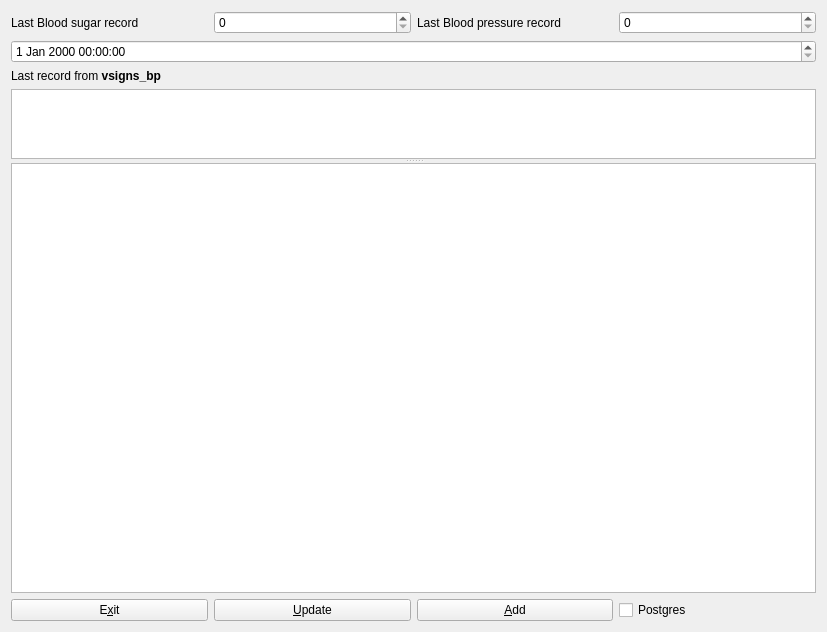
The window that notes.ui (lbase/bpvitals) describes before a commit, drawn with Qt 5.
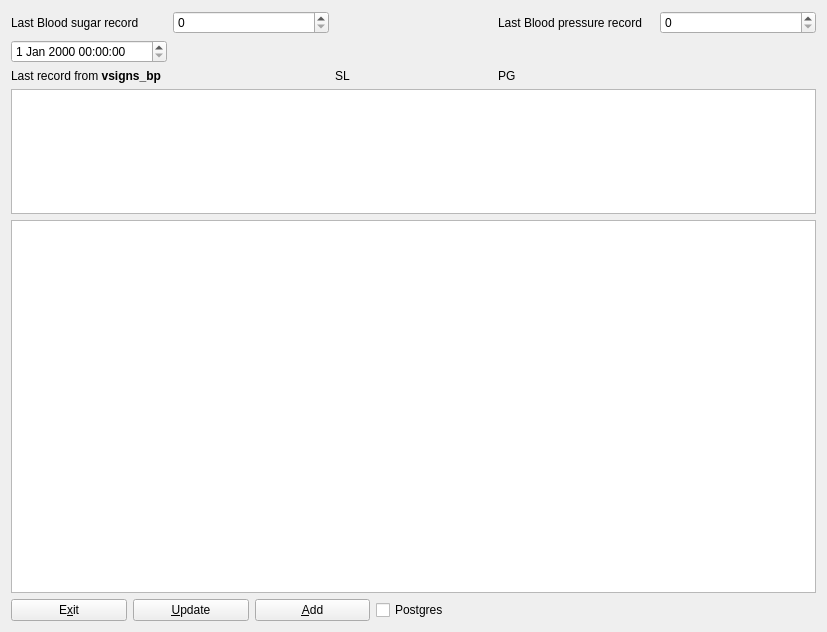
The same window after the commit.

Commit message: labels that say rec add or up when query is done

Patch:
```diff
--- a/notes.ui
+++ b/notes.ui
@@ -13,50 +13,8 @@
   <property name="windowTitle">
    <string>Note</string>
   </property>
-  <layout class="QGridLayout" name="gridLayout_2">
-   <item row="0" column="0">
     <layout class="QGridLayout" name="gridLayout">
-     <property name="sizeConstraint">
-      <enum>QLayout::SetNoConstraint</enum>
-     </property>
-     <item row="1" column="0">
-      <widget class="QDateTimeEdit" name="dateTimeEdit"/>
-     </item>
-     <item row="3" column="0">
-      <widget class="QSplitter" name="splitter">
-       <property name="sizePolicy">
-        <sizepolicy hsizetype="MinimumExpanding" vsizetype="Expanding">
-         <horstretch>0</horstretch>
-         <verstretch>0</verstretch>
-        </sizepolicy>
-       </property>
-       <property name="orientation">
-        <enum>Qt::Vertical</enum>
-       </property>
-       <widget class="QTableView" name="tblPrevRec">
-        <property name="sizePolicy">
-         <sizepolicy hsizetype="Expanding" vsizetype="Expanding">
-          <horstretch>0</horstretch>
-          <verstretch>25</verstretch>
-         </sizepolicy>
-        </property>
-        <property name="sizeAdjustPolicy">
-         <enum>QAbstractScrollArea::AdjustToContents</enum>
-        </property>
-       </widget>
-       <widget class="QTextEdit" name="textEdit">
-        <property name="sizePolicy">
-         <sizepolicy hsizetype="Expanding" vsizetype="Expanding">
-          <horstretch>0</horstretch>
-          <verstretch>75</verstretch>
-         </sizepolicy>
-        </property>
-       </widget>
-      </widget>
-     </item>
      <item row="0" column="0">
-      <layout class="QHBoxLayout" name="horizontalLayout_2">
-       <item>
         <widget class="QLabel" name="lblBSrecord">
          <property name="text">
           <string>Last Blood sugar record</string>
@@ -66,14 +24,14 @@
          </property>
         </widget>
        </item>
-       <item>
+   <item row="0" column="1">
         <widget class="QSpinBox" name="spinBsid">
          <property name="maximum">
           <number>9999</number>
          </property>
         </widget>
        </item>
-       <item>
+   <item row="0" column="3">
         <widget class="QLabel" name="lblBPrecord">
          <property name="text">
           <string>Last Blood pressure record</string>
@@ -83,16 +41,57 @@
          </property>
         </widget>
        </item>
-       <item>
+   <item row="0" column="4">
         <widget class="QSpinBox" name="spinBpid">
          <property name="maximum">
           <number>9999</number>
          </property>
         </widget>
        </item>
-      </layout>
-     </item>
-     <item row="4" column="0">
+   <item row="1" column="0">
+    <widget class="QDateTimeEdit" name="dateTimeEdit"/>
+   </item>
+   <item row="2" column="0" colspan="2">
+    <widget class="QLabel" name="lblLastRecord">
+     <property name="text">
+      <string>&lt;html&gt;&lt;head/&gt;&lt;body&gt;&lt;p&gt;Last record from &lt;span style=&quot; font-weight:600;&quot;&gt;vsigns_bp&lt;/span&gt;&lt;/p&gt;&lt;/body&gt;&lt;/html&gt;</string>
+     </property>
+     <property name="buddy">
+      <cstring>tblPrevRec</cstring>
+     </property>
+    </widget>
+   </item>
+   <item row="2" column="2">
+    <widget class="QLabel" name="lblRecord1">
+     <property name="text">
+      <string>SL</string>
+     </property>
+    </widget>
+   </item>
+   <item row="3" column="0" colspan="5">
+    <widget class="QTableView" name="tblPrevRec">
+     <property name="sizePolicy">
+      <sizepolicy hsizetype="Expanding" vsizetype="Expanding">
+       <horstretch>0</horstretch>
+       <verstretch>25</verstretch>
+      </sizepolicy>
+     </property>
+     <property name="sizeAdjustPolicy">
+      <enum>QAbstractScrollArea::AdjustToContents</enum>
+     </property>
+    </widget>
+   </item>
+   <item row="4" column="0" colspan="5">
+    <widget class="QTextEdit" name="textEdit">
+     <property name="sizePolicy">
+      <sizepolicy hsizetype="Expanding" vsizetype="Expanding">
+       <horstretch>0</horstretch>
+       <verstretch>75</verstretch>
+      </sizepolicy>
+     </property>
+    </widget>
+   </item>
+   <item row="5" column="0" colspan="3">
       <layout class="QHBoxLayout" name="horizontalLayout">
        <item>
         <widget class="QPushButton" name="btnExit">
@@ -124,17 +123,12 @@
        </item>
       </layout>
      </item>
-     <item row="2" column="0">
-      <widget class="QLabel" name="lblLastRecord">
+   <item row="2" column="3">
+    <widget class="QLabel" name="lblRecord2">
        <property name="text">
-        <string>&lt;html&gt;&lt;head/&gt;&lt;body&gt;&lt;p&gt;Last record from &lt;span style=&quot; font-weight:600;&quot;&gt;vsigns_bp&lt;/span&gt;&lt;/p&gt;&lt;/body&gt;&lt;/html&gt;</string>
-       </property>
-       <property name="buddy">
-        <cstring>tblPrevRec</cstring>
-       </property>
-      </widget>
-     </item>
-    </layout>
+      <string>PG</string>
+     </property>
+    </widget>
    </item>
   </layout>
  </widget>
```
Lines whose indentation alone changed are shown as unchanged. The commit also changes 3 other files.
